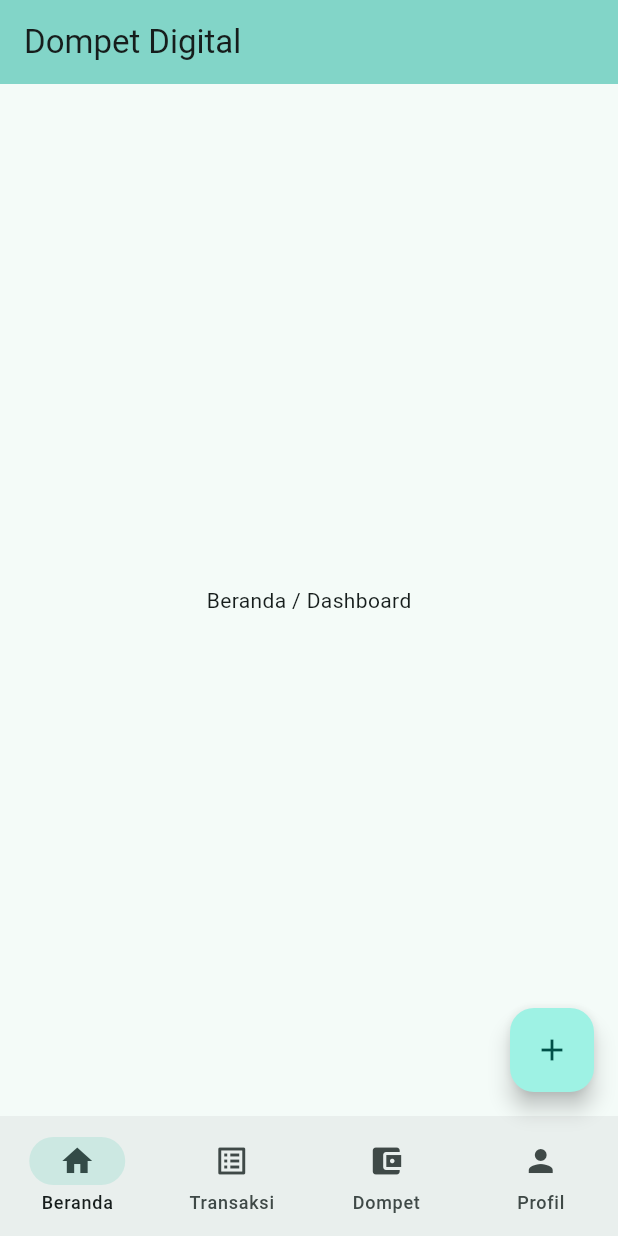
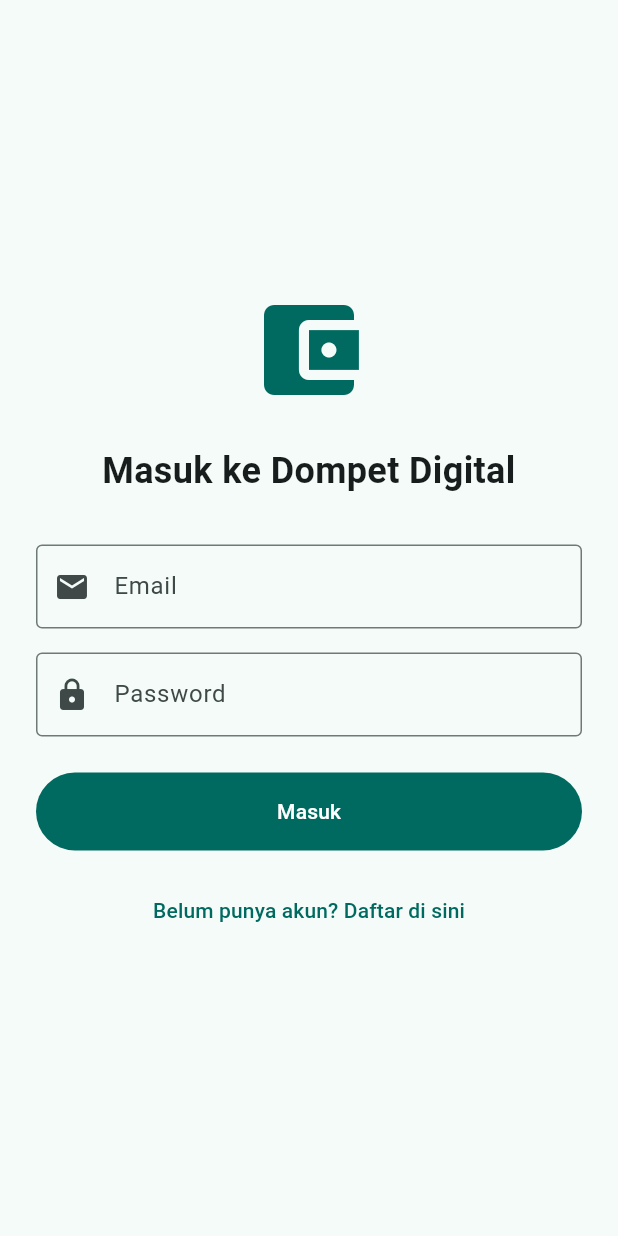
Before and after one commit to fuadismg/finance, a Flutter app: the screen it shows after launch, on a phone screen of 412 x 824 dp. Run offline on Flutter 3.47's test engine with Material 3 defaults, Android fonts, the phone set to English and light mode, and no system bars; our stand-ins replace dio, flutter_riverpod, shared_preferences, sqflite; accounts and stored records are empty.

Commit message:
Add Login and Register UI with Riverpod Auth integration

```diff
--- /dev/null
+++ b/app/lib/features/auth/auth_provider.dart
@@ -0,0 +1,40 @@
+import 'package:flutter_riverpod/flutter_riverpod.dart';
+import 'auth_service.dart';
+
+final authServiceProvider = Provider<AuthService>((ref) {
+  return AuthService();
+});
+
+final authStateProvider = StateNotifierProvider<AuthNotifier, bool>((ref) {
+  final authService = ref.watch(authServiceProvider);
+  return AuthNotifier(authService);
+});
+
+class AuthNotifier extends StateNotifier<bool> {
+  final AuthService _authService;
+
+  AuthNotifier(this._authService) : super(false) {
+    checkLoginStatus();
+  }
+
+  Future<void> checkLoginStatus() async {
+    state = await _authService.isLoggedIn();
+  }
+
+  Future<Map<String, dynamic>> login(String email, String password) async {
+    final result = await _authService.login(email, password);
+    if (result['success']) {
+      state = true;
+    }
+    return result;
+  }
+
+  Future<Map<String, dynamic>> register(String nama, String email, String password) async {
+    return await _authService.register(nama, email, password);
+  }
+
+  Future<void> logout() async {
+    await _authService.logout();
+    state = false;
+  }
+}
--- /dev/null
+++ b/app/lib/features/auth/login_screen.dart
@@ -0,0 +1,107 @@
+import 'package:flutter/material.dart';
+import 'package:flutter_riverpod/flutter_riverpod.dart';
+import 'auth_provider.dart';
+import 'register_screen.dart';
+
+class LoginScreen extends ConsumerStatefulWidget {
+  const LoginScreen({super.key});
+
+  @override
+  ConsumerState<LoginScreen> createState() => _LoginScreenState();
+}
+
+class _LoginScreenState extends ConsumerState<LoginScreen> {
+  final _emailController = TextEditingController();
+  final _passwordController = TextEditingController();
+  bool _isLoading = false;
+
+  void _login() async {
+    setState(() => _isLoading = true);
+    final authNotifier = ref.read(authStateProvider.notifier);
+
+    final result = await authNotifier.login(
+      _emailController.text,
+      _passwordController.text,
+    );
+
+    setState(() => _isLoading = false);
+
+    if (mounted) {
+      if (!result['success']) {
+        ScaffoldMessenger.of(context).showSnackBar(
+          SnackBar(content: Text(result['message'])),
+        );
+      }
+      // Jika berhasil, Provider akan otomatis mengubah state dan main.dart akan mendeteksinya.
+    }
+  }
+
+  @override
+  Widget build(BuildContext context) {
+    return Scaffold(
+      body: Center(
+        child: SingleChildScrollView(
+          padding: const EdgeInsets.all(24.0),
+          child: Column(
+            mainAxisAlignment: MainAxisAlignment.center,
+            crossAxisAlignment: CrossAxisAlignment.stretch,
+            children: [
+              Icon(
+                Icons.account_balance_wallet,
+                size: 80,
+                color: Theme.of(context).colorScheme.primary,
+              ),
+              const SizedBox(height: 24),
+              const Text(
+                'Masuk ke Dompet Digital',
+                style: TextStyle(fontSize: 24, fontWeight: FontWeight.bold),
+                textAlign: TextAlign.center,
+              ),
+              const SizedBox(height: 32),
+              TextField(
+                controller: _emailController,
+                decoration: const InputDecoration(
+                  labelText: 'Email',
+                  border: OutlineInputBorder(),
+                  prefixIcon: Icon(Icons.email),
+                ),
+                keyboardType: TextInputType.emailAddress,
+              ),
+              const SizedBox(height: 16),
+              TextField(
+                controller: _passwordController,
+                decoration: const InputDecoration(
+                  labelText: 'Password',
+                  border: OutlineInputBorder(),
+                  prefixIcon: Icon(Icons.lock),
+                ),
+                obscureText: true,
+              ),
+              const SizedBox(height: 24),
+              FilledButton(
+                onPressed: _isLoading ? null : _login,
+                style: FilledButton.styleFrom(
+                  padding: const EdgeInsets.symmetric(vertical: 16),
+                ),
+                child: _isLoading
+                    ? const SizedBox(
+                        height: 20,
+                        width: 20,
+                        child: CircularProgressIndicator(color: Colors.white, strokeWidth: 2),
+                      )
+                    : const Text('Masuk'),
+              ),
+              const SizedBox(height: 16),
+              TextButton(
+                onPressed: () {
+                  Navigator.push(context, MaterialPageRoute(builder: (_) => const RegisterScreen()));
+                },
+                child: const Text('Belum punya akun? Daftar di sini'),
+              )
+            ],
+          ),
+        ),
+      ),
+    );
+  }
+}
--- a/app/lib/main.dart
+++ b/app/lib/main.dart
@@ -1,5 +1,7 @@
 import 'package:flutter/material.dart';
 import 'package:flutter_riverpod/flutter_riverpod.dart';
+import 'features/auth/auth_provider.dart';
+import 'features/auth/login_screen.dart';
 
 void main() {
   runApp(
@@ -9,18 +11,20 @@ void main() {
   );
 }
 
-class MyApp extends StatelessWidget {
+class MyApp extends ConsumerWidget {
   const MyApp({super.key});
 
   @override
-  Widget build(BuildContext context) {
+  Widget build(BuildContext context, WidgetRef ref) {
+    final isLoggedIn = ref.watch(authStateProvider);
+
     return MaterialApp(
       title: 'Dompet Digital',
       theme: ThemeData(
         colorScheme: ColorScheme.fromSeed(seedColor: Colors.teal),
-        useMaterial3: true, // Pastikan Material 3 aktif
+        useMaterial3: true,
       ),
-      home: const MainNavigationScreen(),
+      home: isLoggedIn ? const MainNavigationScreen() : const LoginScreen(),
     );
   }
 }
```
Also changed, not shown: app/lib/features/auth/register_screen.dart (added, +101 -0 lines).
